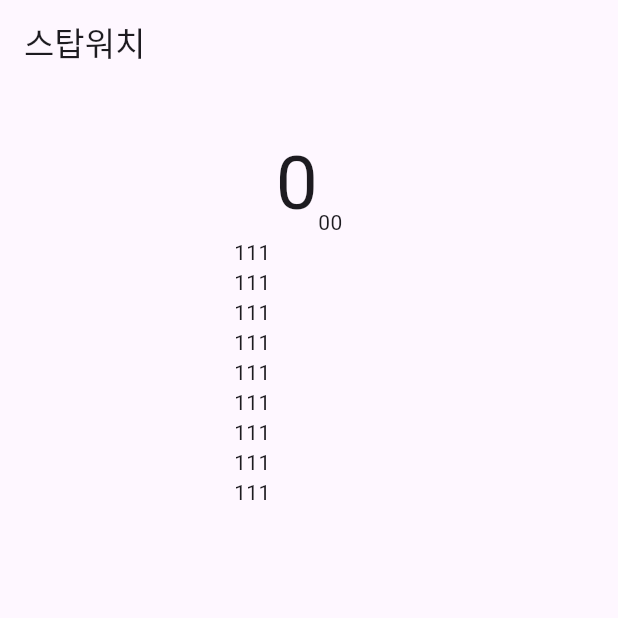
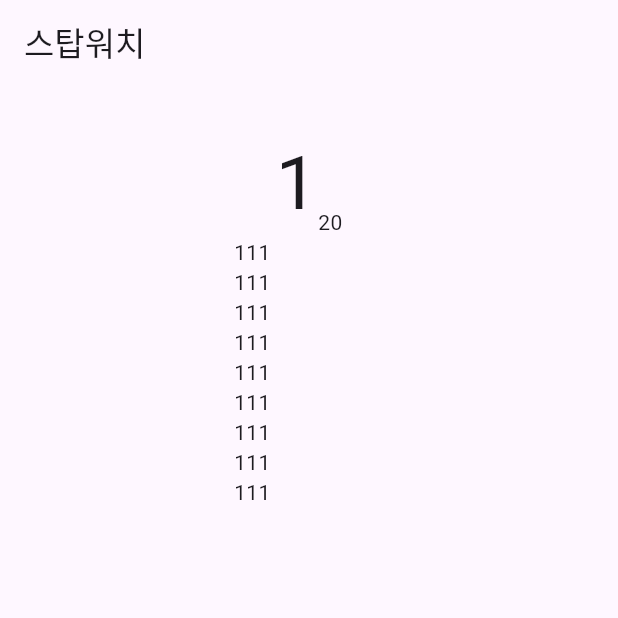
Before and after one commit to OSS0302/Stop_Watch_app, a Flutter app: the screen it shows after launch, after a tap on the "play arrow" icon, on a phone screen of 412 x 824 dp, the top half of it. Run offline on Flutter 3.47's test engine with Material 3 defaults, Android fonts, the phone set to English and light mode, and no system bars.

Commit message:
074. 시작,일시정지 동작 로직, 시간표시 UI 수정

```diff
--- a/lib/stop_watch_screen.dart
+++ b/lib/stop_watch_screen.dart
@@ -13,7 +13,7 @@ class _StopWatchScreenState extends State<StopWatchScreen> {
   // 아무것도 없어서 널
   Timer? _timer;
 
-  int time = 0;
+  int _time = 0;
   bool _isRunning = false;
 
   List<String> _lapTimes = [];
@@ -28,9 +28,17 @@ class _StopWatchScreenState extends State<StopWatchScreen> {
     }
   }
 
-  void _start() {}
+  void _start() {
+    _timer = Timer.periodic(Duration(milliseconds: 10), (timer) {
+      setState(() {
+        _time++;
+      });
+    });
+  }
 
-  void _pause() {}
+  void _pause() {
+    _timer?.cancel();
+  }
 
   @override
   void dispose() {
@@ -41,6 +49,9 @@ class _StopWatchScreenState extends State<StopWatchScreen> {
 
   @override
   Widget build(BuildContext context) {
+    int sec = _time ~/ 100;
+    String hundredth = '${_time % 100}'.padLeft(2,'0');
+
     return Scaffold(
       appBar: AppBar(
         title: const Text('스탑워치'),
@@ -50,16 +61,16 @@ class _StopWatchScreenState extends State<StopWatchScreen> {
           const SizedBox(
             height: 30,
           ),
-          const Row(
+          Row(
             mainAxisAlignment: MainAxisAlignment.center,
             crossAxisAlignment: CrossAxisAlignment.end,
             children: [
               Text(
-                '0',
+                '$sec',
                 style: TextStyle(fontSize: 50),
               ),
               Text(
-                '00',
+                '$hundredth',
               ),
             ],
           ),
```
